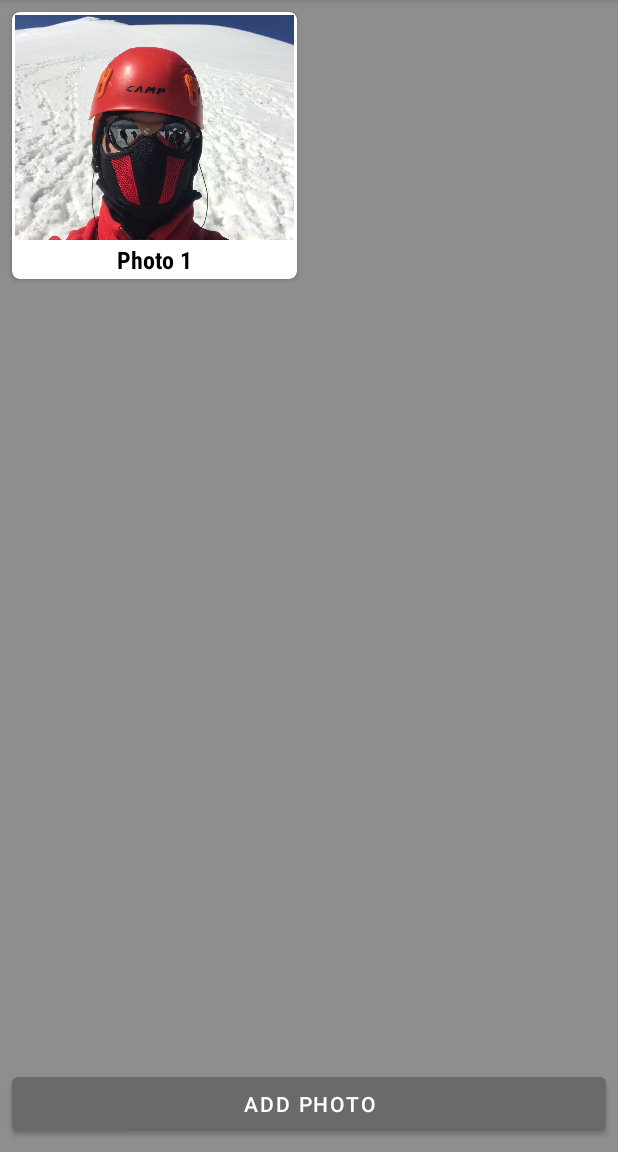
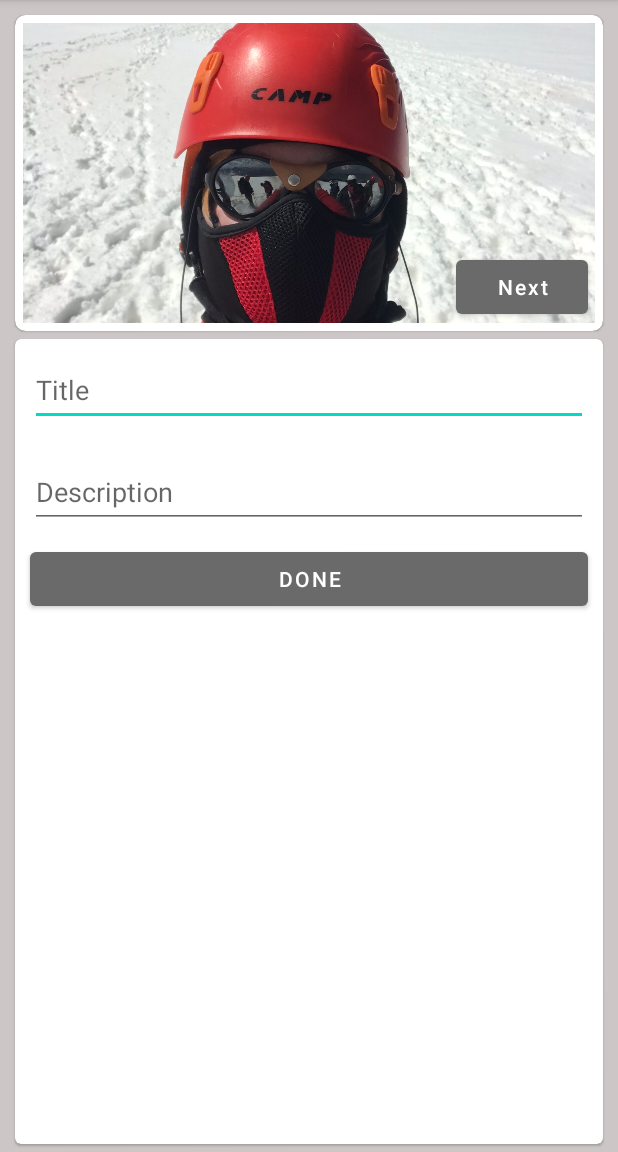
Before and after one commit to Gunsmith95/AndroidLesson, an Android app: the screen it shows after launch (MainActivity before the commit, EditActivity after it), after a tap on "ADD PHOTO", on a phone screen of 412 x 824 dp, the part 84-1236 px from its top. Run offline under Robolectric (Android 15) with nearby library versions, the phone set to English and light mode, and no system bars.

Commit message:
editActivity + StartActivityForResult

```diff
--- a/app/src/main/AndroidManifest.xml
+++ b/app/src/main/AndroidManifest.xml
@@ -10,7 +10,7 @@
         android:supportsRtl="true"
         android:theme="@style/Theme.MyLearningAndriod">
         <activity
-            android:name=".MainActivity2"
+            android:name=".EditActivity"
             android:exported="false" />
         <activity
             android:name=".MainActivity"
--- /dev/null
+++ b/app/src/main/java/com/example/mylearningandriod/EditActivity.kt
@@ -0,0 +1,47 @@
+package com.example.mylearningandriod
+
+import android.content.Intent
+import androidx.appcompat.app.AppCompatActivity
+import android.os.Bundle
+import com.example.mylearningandriod.databinding.ActivityEditBinding
+
+class EditActivity : AppCompatActivity() {
+
+    private lateinit var binding: ActivityEditBinding
+    private var indexImage = 0
+    private var imageId = R.drawable.image1
+    private val imageIdList = listOf(
+        R.drawable.image1,
+        R.drawable.image2,
+        R.drawable.image3,
+        R.drawable.image4,
+        R.drawable.image5,
+        R.drawable.image6
+    )
+
+    override fun onCreate(savedInstanceState: Bundle?) {
+        super.onCreate(savedInstanceState)
+        binding = ActivityEditBinding.inflate(layoutInflater)
+        setContentView(binding.root)
+        initButtons()
+
+    }
+
+    private fun initButtons() = with(binding) {
+        btNext.setOnClickListener {
+            indexImage++
+            if (indexImage > imageIdList.size - 1) indexImage = 0
+            imageId = imageIdList[indexImage]
+            imageView.setImageResource(imageId)
+        }
+        btDone.setOnClickListener {
+            val photo = Plant(imageId, edTitle.text.toString(), edDescription.text.toString())
+            val editIntent = Intent().apply {
+                putExtra("photo", photo)
+            }
+            setResult(RESULT_OK,editIntent)
+            finish()
+        }
+    }
+
+}
--- a/app/src/main/java/com/example/mylearningandriod/MainActivity.kt
+++ b/app/src/main/java/com/example/mylearningandriod/MainActivity.kt
@@ -15,24 +15,20 @@ class MainActivity : AppCompatActivity() {
 
     private lateinit var binding: ActivityMainBinding
     private val adapter = MyAdapter()
-    private val imageIdList = listOf(
-        R.drawable.image1,
-        R.drawable.image2,
-        R.drawable.image3,
-        R.drawable.image4,
-        R.drawable.image5,
-        R.drawable.image6
-    )
+    private var editLauncher: ActivityResultLauncher<Intent>? = null
 
-    private var index = 0
 
     override fun onCreate(savedInstanceState: Bundle?) {
         super.onCreate(savedInstanceState)
         binding = ActivityMainBinding.inflate(layoutInflater)
         val view = binding.root
         setContentView(view)
-
         init()
+        editLauncher = registerForActivityResult(ActivityResultContracts.StartActivityForResult()) {
+            if (it.resultCode == RESULT_OK) {
+                adapter.addMyPhoto(it.data?.getSerializableExtra("photo") as Plant)
+            }
+        }
     }
 
     private fun init() {
@@ -40,11 +36,7 @@ class MainActivity : AppCompatActivity() {
             rcView.layoutManager = GridLayoutManager(this@MainActivity, 2)
             rcView.adapter = adapter
             buttonAdd.setOnClickListener {
-
-                if (index > 5) index = 0
-                val photo = Plant(imageIdList[index], "Photo ${index + 1}")
-                adapter.addMyPhoto(photo)
-                index++
+                editLauncher?.launch(Intent(this@MainActivity, EditActivity::class.java))
             }
         }
     }
--- a/app/src/main/java/com/example/mylearningandriod/MainActivity2.kt
+++ /dev/null
@@ -1,20 +0,0 @@
-package com.example.mylearningandriod
-
-import android.content.Intent
-import androidx.appcompat.app.AppCompatActivity
-import android.os.Bundle
-import com.example.mylearningandriod.databinding.ActivityMain2Binding
-import com.example.mylearningandriod.databinding.ActivityMainBinding
-
-class MainActivity2 : AppCompatActivity() {
-
-    private lateinit var binding: ActivityMain2Binding
-    override fun onCreate(savedInstanceState: Bundle?) {
-        super.onCreate(savedInstanceState)
-        binding = ActivityMain2Binding.inflate(layoutInflater)
-        val view = binding.root
-        setContentView(view)
-
-    }
-
-}
--- a/app/src/main/java/com/example/mylearningandriod/Plant.kt
+++ b/app/src/main/java/com/example/mylearningandriod/Plant.kt
@@ -1,6 +1,10 @@
 package com.example.mylearningandriod
 
+import java.io.Serializable
+
+
 data class Plant(
-    val imageId : Int,
-    val title : String
-)
+    val imageId: Int,
+    val title: String,
+    val description: String
+) : Serializable
--- /dev/null
+++ b/app/src/main/res/layout/activity_edit.xml
@@ -0,0 +1,107 @@
+<?xml version="1.0" encoding="utf-8"?>
+<androidx.constraintlayout.widget.ConstraintLayout xmlns:android="http://schemas.android.com/apk/res/android"
+    xmlns:app="http://schemas.android.com/apk/res-auto"
+    xmlns:tools="http://schemas.android.com/tools"
+    android:layout_width="match_parent"
+    android:layout_height="match_parent"
+    android:background="#CCC6C6"
+    tools:context=".EditActivity">
+
+    <Button
+        android:id="@+id/btNext"
+        android:layout_width="wrap_content"
+        android:layout_height="wrap_content"
+        android:text="@string/next"
+        android:textAllCaps="false"
+        android:layout_marginEnd="10dp"
+        android:layout_marginBottom="5dp"
+        app:layout_constraintBottom_toBottomOf="@+id/materialCardView"
+        app:layout_constraintEnd_toEndOf="@id/materialCardView" />
+
+    <com.google.android.material.card.MaterialCardView
+        android:id="@+id/cardView2"
+        android:layout_width="0dp"
+        android:layout_height="0dp"
+        android:layout_marginTop="5dp"
+        android:layout_marginBottom="5dp"
+        app:layout_constraintBottom_toBottomOf="parent"
+        app:layout_constraintEnd_toEndOf="@+id/materialCardView"
+        app:layout_constraintStart_toStartOf="@+id/materialCardView"
+        app:layout_constraintTop_toBottomOf="@+id/materialCardView"
+        app:layout_constraintVertical_bias="0.0">
+
+        <LinearLayout
+            android:layout_width="match_parent"
+            android:layout_height="wrap_content"
+            android:orientation="vertical">
+
+            <androidx.appcompat.widget.AppCompatEditText
+                android:id="@+id/edTitle"
+                android:layout_width="match_parent"
+                android:layout_height="wrap_content"
+                android:layout_marginStart="10dp"
+                android:layout_marginTop="10dp"
+                android:layout_marginEnd="10dp"
+                android:layout_marginBottom="10dp"
+                android:ems="10"
+                android:hint="@string/title"
+                android:inputType="textPersonName"
+                android:minHeight="48dp" />
+
+            <androidx.appcompat.widget.AppCompatEditText
+                android:id="@+id/edDescription"
+                android:layout_width="match_parent"
+                android:layout_height="wrap_content"
+                android:layout_marginStart="10dp"
+                android:layout_marginTop="10dp"
+                android:layout_marginEnd="10dp"
+                android:layout_marginBottom="10dp"
+                android:ems="10"
+                android:hint="@string/description"
+                android:inputType="textPersonName"
+                android:minHeight="48dp" />
+
+            <com.google.android.material.button.MaterialButton
+                android:id="@+id/btDone"
+                android:layout_marginStart="10dp"
+                android:layout_marginEnd="10dp"
+                android:text="@string/done"
+                android:layout_width="match_parent"
+                android:layout_height="wrap_content"/>
+
+        </LinearLayout>
+    </com.google.android.material.card.MaterialCardView>
+
+    <com.google.android.material.card.MaterialCardView
+        android:id="@+id/materialCardView"
+        android:layout_width="match_parent"
+        android:layout_height="wrap_content"
+        android:layout_marginStart="10dp"
+        android:layout_marginTop="10dp"
+        android:layout_marginEnd="10dp"
+        app:cardCornerRadius="7dp"
+        app:layout_constraintEnd_toEndOf="parent"
+        app:layout_constraintStart_toStartOf="parent"
+        app:layout_constraintTop_toTopOf="parent">
+
+
+        <LinearLayout
+            android:layout_width="match_parent"
+            android:layout_height="match_parent"
+            android:orientation="horizontal">
+
+            <ImageView
+                android:id="@+id/imageView"
+                android:layout_width="0dp"
+                android:layout_height="200dp"
+                android:layout_marginStart="5dp"
+                android:layout_marginTop="5dp"
+                android:layout_marginEnd="5dp"
+                android:layout_marginBottom="5dp"
+                android:layout_weight="1"
+                android:scaleType="centerCrop"
+                android:src="@drawable/image1" />
+        </LinearLayout>
+    </com.google.android.material.card.MaterialCardView>
+
+</androidx.constraintlayout.widget.ConstraintLayout>
--- a/app/src/main/res/layout/activity_main2.xml
+++ /dev/null
@@ -1,19 +0,0 @@
-<?xml version="1.0" encoding="utf-8"?>
-<androidx.constraintlayout.widget.ConstraintLayout xmlns:android="http://schemas.android.com/apk/res/android"
-    xmlns:app="http://schemas.android.com/apk/res-auto"
-    xmlns:tools="http://schemas.android.com/tools"
-    android:layout_width="match_parent"
-    android:layout_height="match_parent"
-    tools:context=".MainActivity2">
-
-    <Button
-        android:id="@+id/button"
-        android:layout_width="wrap_content"
-        android:layout_height="wrap_content"
-        android:text="Button"
-        app:layout_constraintBottom_toBottomOf="parent"
-        app:layout_constraintEnd_toEndOf="parent"
-        app:layout_constraintHorizontal_bias="0.498"
-        app:layout_constraintStart_toStartOf="parent"
-        app:layout_constraintTop_toTopOf="parent" />
-</androidx.constraintlayout.widget.ConstraintLayout>
--- a/app/src/main/res/values/strings.xml
+++ b/app/src/main/res/values/strings.xml
@@ -1,4 +1,8 @@
 <resources>
     <string name="app_name">MyLearningAndriod</string>
     <string name="add_photo">add Photo</string>
+    <string name="next">Next</string>
+    <string name="title">Title</string>
+    <string name="description">Description</string>
+    <string name="done">done</string>
 </resources>
--- a/build.gradle
+++ b/build.gradle
@@ -1,7 +1,7 @@
 // Top-level build file where you can add configuration options common to all sub-projects/modules.
 plugins {
-    id 'com.android.application' version '7.1.1' apply false
-    id 'com.android.library' version '7.1.1' apply false
+    id 'com.android.application' version '7.1.2' apply false
+    id 'com.android.library' version '7.1.2' apply false
     id 'org.jetbrains.kotlin.android' version '1.6.10' apply false
 }
 
```
